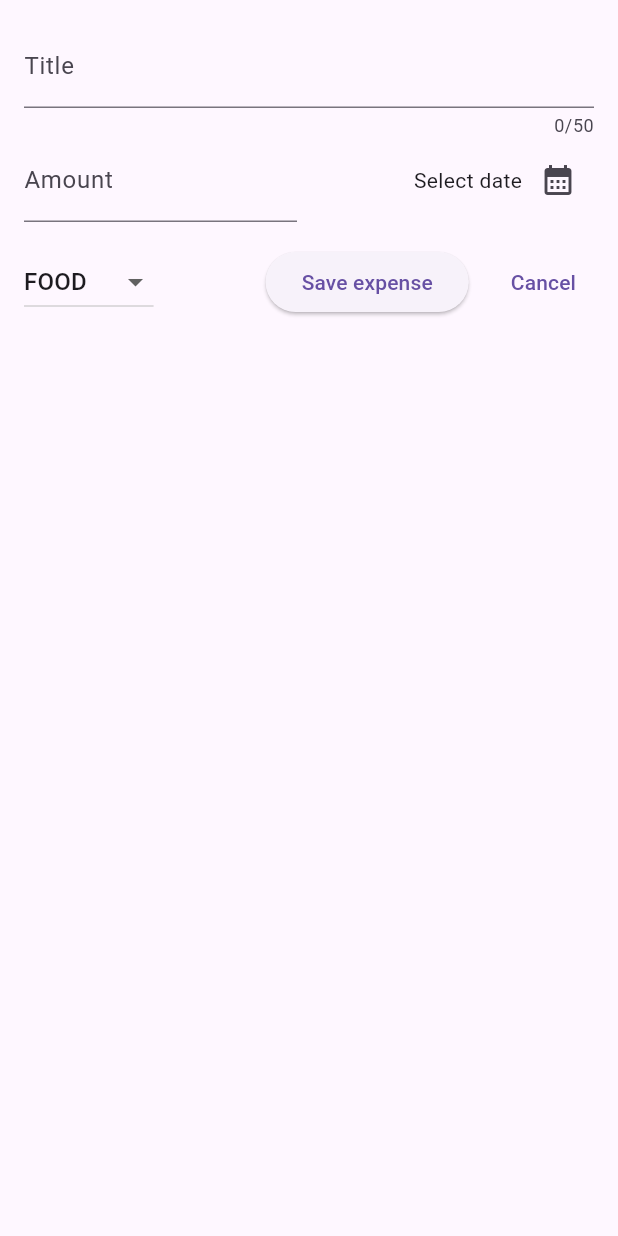
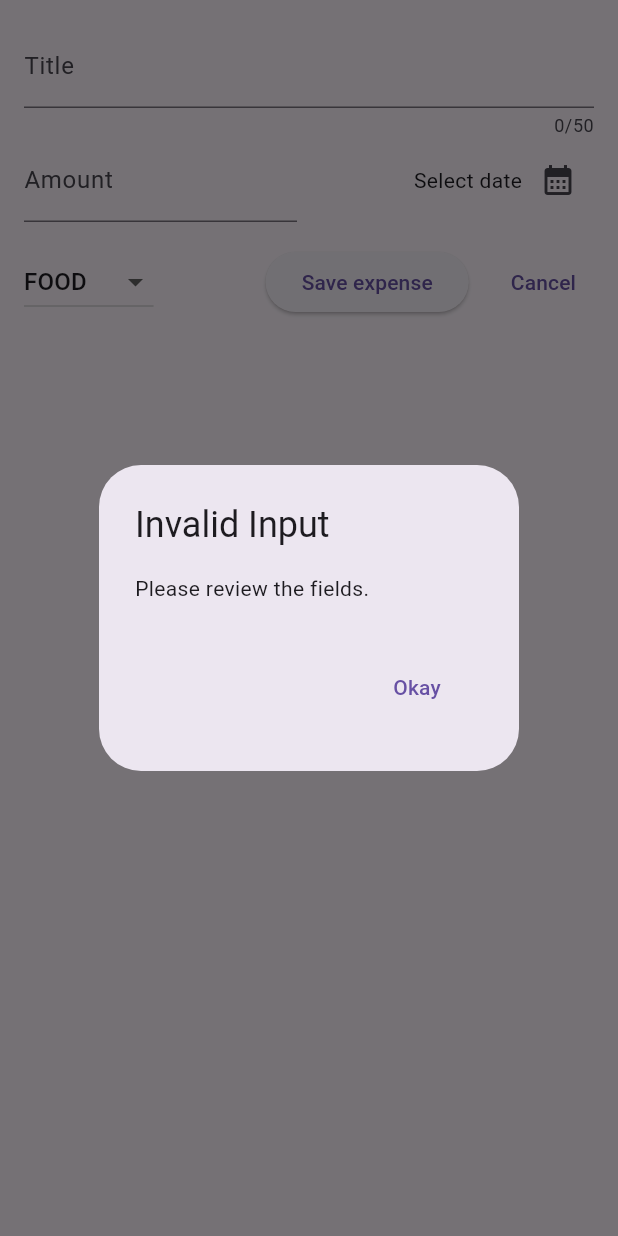
Before and after one commit to AdrianKnapp/finance-app, a Flutter app: the NewExpense widget shown alone on an empty page, opened directly, after a tap on "Save expense", on a phone screen of 412 x 824 dp. Run offline on Flutter 3.47's test engine with Material 3 defaults, Android fonts, the phone set to English and light mode, and no system bars.

Commit message:
feat(form): added error message

```diff
--- a/lib/widgets/new_expense.dart
+++ b/lib/widgets/new_expense.dart
@@ -32,6 +32,38 @@ class _NewExpenseState extends State<NewExpense> {
     setState(() {
       _selectedDate = pickedDate;
     });
+  }
+
+  void _submitExpenseData() {
+    final enteredAmount = double.tryParse(_amountController.text);
+    final amountIsInvalid = enteredAmount == null || enteredAmount <= 0;
+
+    if (_titleController.text.trim().isEmpty ||
+        amountIsInvalid ||
+        _selectedDate == null) {
+      showDialog(
+        context: context,
+        builder: (ctx) => AlertDialog(
+          title: Text('Invalid Input'),
+          content: const Text('Please review the fields.'),
+          actions: [
+            TextButton(
+              onPressed: () {},
+              child: TextButton(
+                child: Text('Okay'),
+                onPressed: () {
+                  Navigator.pop(ctx);
+                },
+              ),
+            ),
+          ],
+        ),
+      );
+
+      return;
+    }
+
+    // ...
   }
 
   @override
@@ -111,9 +143,7 @@ class _NewExpenseState extends State<NewExpense> {
                 ),
                 const Spacer(),
                 ElevatedButton(
-                  onPressed: () {
-                    print(_titleController.text);
-                  },
+                  onPressed: _submitExpenseData,
                   child: Text('Save expense'),
                 ),
                 const SizedBox(
```
